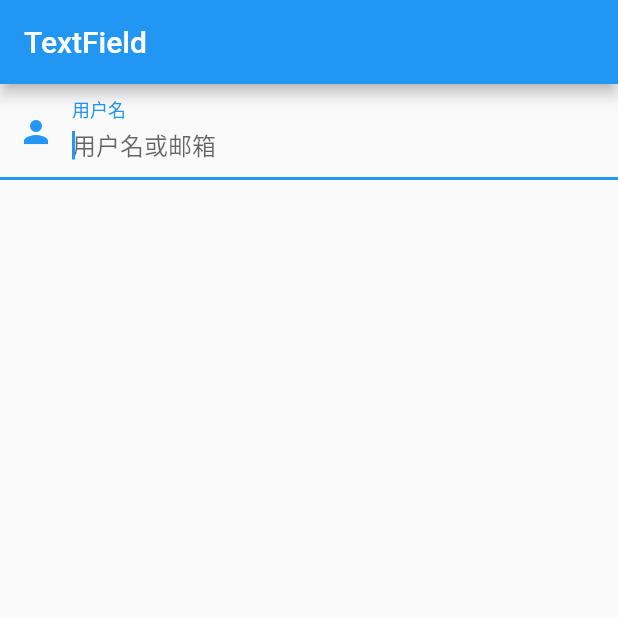
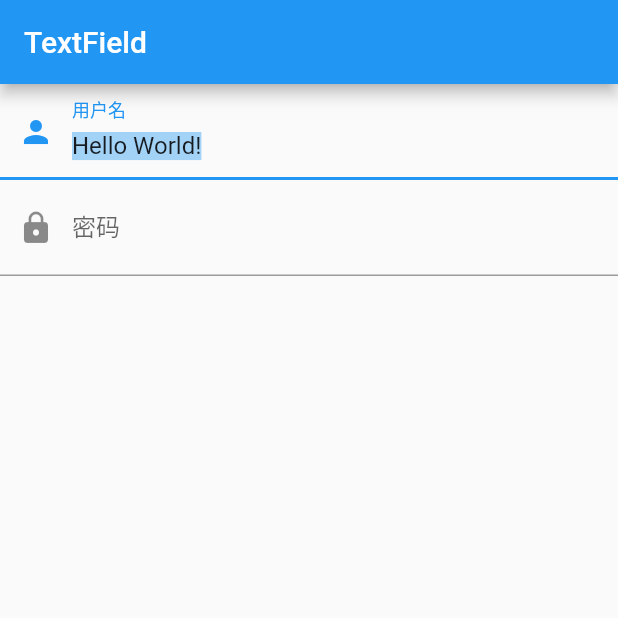
Before and after one commit to WuMeng-1993/Flutter_Learn, a Flutter app: the screen it shows after launch, on a phone screen of 412 x 824 dp, the top half of it. Run offline on Flutter 3.47's test engine with Material 2 defaults, Android fonts, the phone set to English and light mode, and no system bars.

Commit message:
添加TextEditingController

```diff
--- a/lib/TextFieldWidget.dart
+++ b/lib/TextFieldWidget.dart
@@ -3,6 +3,11 @@ import 'package:flutter/material.dart';
 class TextFieldWidget extends StatelessWidget {
   @override
   Widget build(BuildContext context) {
+    TextEditingController _selectionController = new TextEditingController();
+    _selectionController.text = "Hello World!";
+    _selectionController.selection = new TextSelection(
+        baseOffset: 0, extentOffset: _selectionController.text.length);
+
     return new Scaffold(
       appBar: new AppBar(
         title: new Text("TextField"),
@@ -12,11 +17,21 @@ class TextFieldWidget extends StatelessWidget {
           new TextField(
             autofocus: true,
             decoration: new InputDecoration(
-              labelText: "用户名",
-              hintText: "用户名或邮箱",
-              prefixIcon: new Icon(Icons.person)
-            ),
-          )
+                labelText: "用户名",
+                hintText: "用户名或邮箱",
+                prefixIcon: new Icon(Icons.person)),
+            onChanged: (value) {
+              print(value);
+            },
+            controller: _selectionController,
+          ),
+          new TextField(
+            decoration: new InputDecoration(
+                labelText: "密码",
+                hintText: "您的登录密码",
+                prefixIcon: new Icon(Icons.lock)),
+            obscureText: true,
+          ),
         ],
       ),
     );
```
